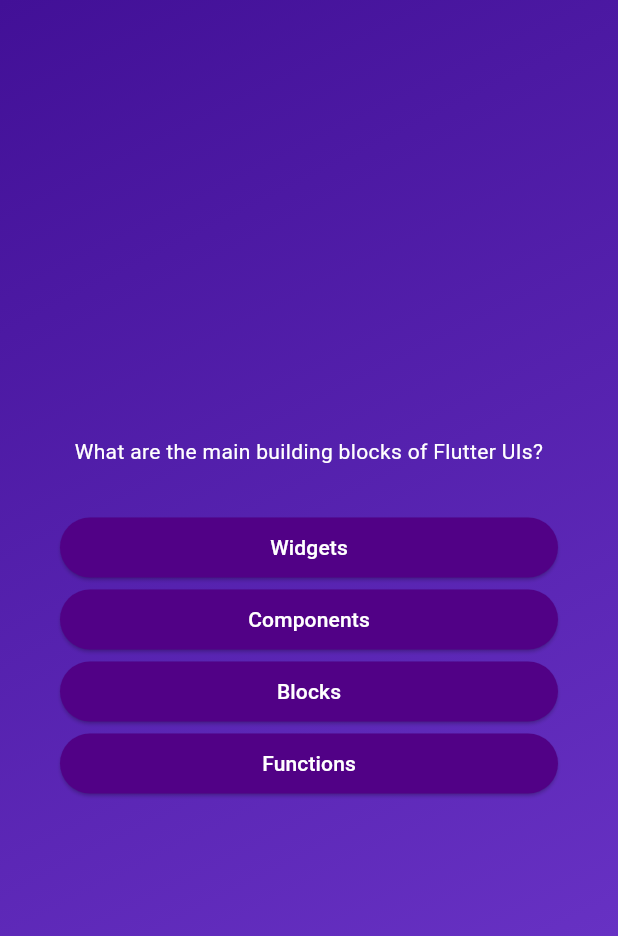
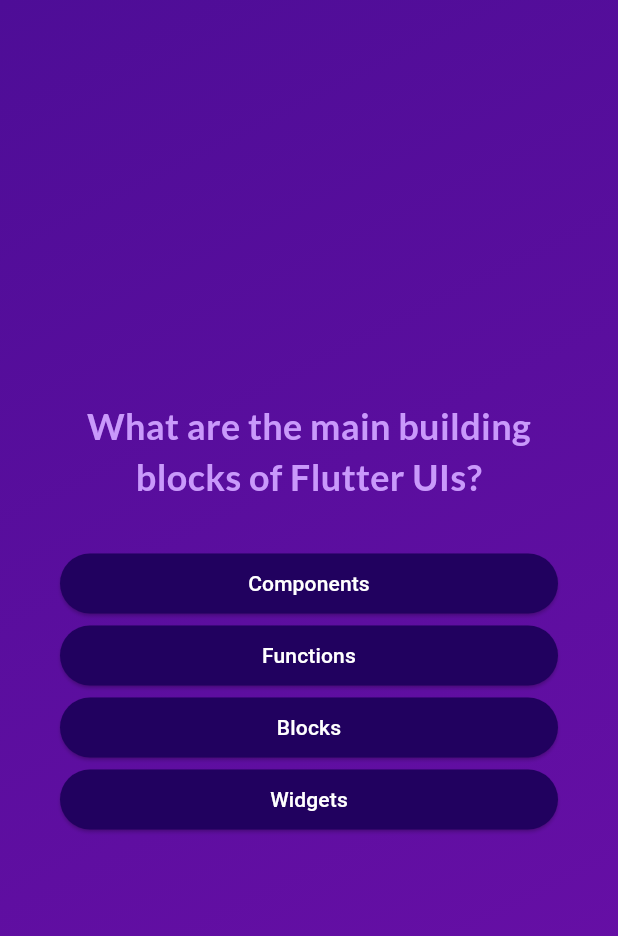
Before and after one commit to CameronWDavis/Flutter_Quiz_App, a Flutter app: the screen it shows after launch, after a tap on "Start Quiz", on a phone screen of 412 x 824 dp. Shown: the top 936 px of the screen. Run offline on Flutter 3.47's test engine with Material 3 defaults, Android fonts, the phone set to English and light mode, and no system bars; our stand-ins replace google_fonts.

```diff
--- a/lib/answer_button.dart
+++ b/lib/answer_button.dart
@@ -1,7 +1,11 @@
 import 'package:flutter/material.dart';
 
 class AnswerButton extends StatelessWidget {
-  const AnswerButton(this.answerText, this.onTap, {super.key});
+  const AnswerButton({
+    super.key,
+    required this.answerText,
+    required this.onTap,
+  });
 
   final String answerText;
   final void Function() onTap;
@@ -11,12 +15,12 @@ class AnswerButton extends StatelessWidget {
     return ElevatedButton(
       onPressed: onTap,
       style: ElevatedButton.styleFrom(
-        padding: EdgeInsets.symmetric(vertical: 10, horizontal: 40),
-        backgroundColor: const Color.fromARGB(255, 81, 1, 134),
+        padding: const EdgeInsets.symmetric(vertical: 10, horizontal: 40),
+        backgroundColor: const Color.fromARGB(255, 33, 1, 95),
         foregroundColor: Colors.white,
         shape: RoundedRectangleBorder(borderRadius: BorderRadius.circular(40)),
       ),
-      child: Text(answerText),
+      child: Text(answerText, textAlign: TextAlign.center),
     );
   }
 }
--- a/lib/main.dart
+++ b/lib/main.dart
@@ -1,8 +1,7 @@
 import 'package:flutter/material.dart';
-import 'package:quiz_app/quiz.dart';
-import 'package:quiz_app/start_screen.dart';
+
 import 'package:quiz_app/quiz.dart';
 
 void main() {
-  runApp(Quiz());
+  runApp(const Quiz());
 }
--- a/lib/models/quiz_question.dart
+++ b/lib/models/quiz_question.dart
@@ -3,4 +3,10 @@ class QuizQuestion {
 
   final String text;
   final List<String> answers;
+
+  List<String> getShuffledAnswers() {
+    final shuffledList = List.of(answers);
+    shuffledList.shuffle();
+    return shuffledList;
+  }
 }
--- a/lib/questions_screen.dart
+++ b/lib/questions_screen.dart
@@ -1,17 +1,29 @@
 import 'package:flutter/material.dart';
+import 'package:google_fonts/google_fonts.dart';
 import 'package:quiz_app/answer_button.dart';
 import 'package:quiz_app/data/questions.dart';
 
 class QuestionsScreen extends StatefulWidget {
-  const QuestionsScreen({super.key});
+  const QuestionsScreen({super.key, required this.onSelectAnswer});
+
+  final void Function(String answers) onSelectAnswer;
 
   @override
   State<QuestionsScreen> createState() {
-    return _QuestionsScreen();
+    return _QuestionsScreenState();
   }
 }
 
-class _QuestionsScreen extends State<QuestionsScreen> {
+class _QuestionsScreenState extends State<QuestionsScreen> {
+  var currentQuestionIndex = 0;
+
+  void answerQuestion(String selectedAnswer) {
+    widget.onSelectAnswer(selectedAnswer);
+    setState(() {
+      currentQuestionIndex++;
+    });
+  }
+
   @override
   Widget build(context) {
     final currentQuestion = questions[0];
@@ -26,13 +38,21 @@ class _QuestionsScreen extends State<QuestionsScreen> {
           children: [
             Text(
               currentQuestion.text,
-              style: const TextStyle(color: Colors.white),
+              style: GoogleFonts.lato(
+                color: const Color.fromARGB(255, 201, 153, 251),
+                fontSize: 24,
+                fontWeight: FontWeight.bold,
+              ),
               textAlign: TextAlign.center,
             ),
             const SizedBox(height: 30),
-
-            ...currentQuestion.answers.map((item) {
-              return AnswerButton(item, () {});
+            ...currentQuestion.getShuffledAnswers().map((answer) {
+              return AnswerButton(
+                answerText: answer,
+                onTap: () {
+                  answerQuestion(answer);
+                },
+              );
             }),
           ],
         ),
--- a/lib/quiz.dart
+++ b/lib/quiz.dart
@@ -1,7 +1,10 @@
 import 'package:flutter/material.dart';
-import 'package:quiz_app/questions_screen.dart';
+import 'package:quiz_app/data/questions.dart';
+
 import 'package:quiz_app/start_screen.dart';
 import 'package:quiz_app/questions_screen.dart';
+import 'package:quiz_app/data/questions.dart';
+import 'package:quiz_app/results_screen.dart';
 
 class Quiz extends StatefulWidget {
   const Quiz({super.key});
@@ -13,19 +16,37 @@ class Quiz extends StatefulWidget {
 }
 
 class _QuizState extends State<Quiz> {
+  List<String> selectedAnswers = [];
   var activeScreen = 'start-screen';
 
   void switchScreen() {
     setState(() {
-      activeScreen = 'quiz-screen';
+      activeScreen = 'questions-screen';
     });
+  }
+
+  void chooseAnswer(String answer) {
+    selectedAnswers.add(answer);
+
+    if (selectedAnswers.length == questions.length) {
+      setState(() {
+        selectedAnswers = [];
+        activeScreen = 'results-screen';
+      });
+    }
   }
 
   @override
   Widget build(context) {
-    final screenWidget = activeScreen == 'start-screen'
-        ? StartScreen(switchScreen)
-        : const QuestionsScreen();
+    Widget screenWidget = StartScreen(switchScreen);
+
+    if (activeScreen == 'questions-screen') {
+      screenWidget = QuestionsScreen(onSelectAnswer: chooseAnswer);
+    }
+
+    if (activeScreen == 'results-screen') {
+      screenWidget = const ResultsScreen();
+    }
 
     return MaterialApp(
       home: Scaffold(
@@ -33,8 +54,8 @@ class _QuizState extends State<Quiz> {
           decoration: const BoxDecoration(
             gradient: LinearGradient(
               colors: [
-                const Color.fromARGB(255, 66, 16, 151),
-                const Color.fromARGB(255, 112, 57, 206),
+                Color.fromARGB(255, 78, 13, 151),
+                Color.fromARGB(255, 107, 15, 168),
               ],
               begin: Alignment.topLeft,
               end: Alignment.bottomRight,
--- a/lib/start_screen.dart
+++ b/lib/start_screen.dart
@@ -1,4 +1,5 @@
 import 'package:flutter/material.dart';
+import 'package:google_fonts/google_fonts.dart';
 
 class StartScreen extends StatelessWidget {
   const StartScreen(this.startQuiz, {super.key});
@@ -14,24 +15,29 @@ class StartScreen extends StatelessWidget {
           Image.asset(
             'assets/images/quiz-logo.png',
             width: 300,
-            color: Color.fromARGB(150, 255, 255, 255),
+            color: const Color.fromARGB(150, 255, 255, 255),
           ),
+          // Opacity(
+          //   opacity: 0.6,
+          //   child: Image.asset(
+          //     'assets/images/quiz-logo.png',
+          //     width: 300,
+          //   ),
+          // ),
           const SizedBox(height: 80),
-          const Text(
-            'Learn Flutter the fun way!!!',
-            style: TextStyle(
-              color: Color.fromARGB(255, 237, 223, 252),
+          Text(
+            'Learn Flutter the fun way!',
+            style: GoogleFonts.lato(
+              color: const Color.fromARGB(255, 237, 223, 252),
               fontSize: 24,
             ),
           ),
           const SizedBox(height: 30),
           OutlinedButton.icon(
-            onPressed: () {
-              startQuiz();
-            },
+            onPressed: startQuiz,
             style: OutlinedButton.styleFrom(foregroundColor: Colors.white),
+            icon: const Icon(Icons.arrow_right_alt),
             label: const Text('Start Quiz'),
-            icon: Icon(Icons.arrow_right_alt),
           ),
         ],
       ),
--- a/pubspec.yaml
+++ b/pubspec.yaml
@@ -34,6 +34,7 @@ dependencies:
   # The following adds the Cupertino Icons font to your application.
   # Use with the CupertinoIcons class for iOS style icons.
   cupertino_icons: ^1.0.8
+  google_fonts: ^6.3.2
 
 dev_dependencies:
   flutter_test:
```
Also changed, not shown: lib/results_screen.dart (added, +25 -0 lines), pubspec.lock, 1 other file.
